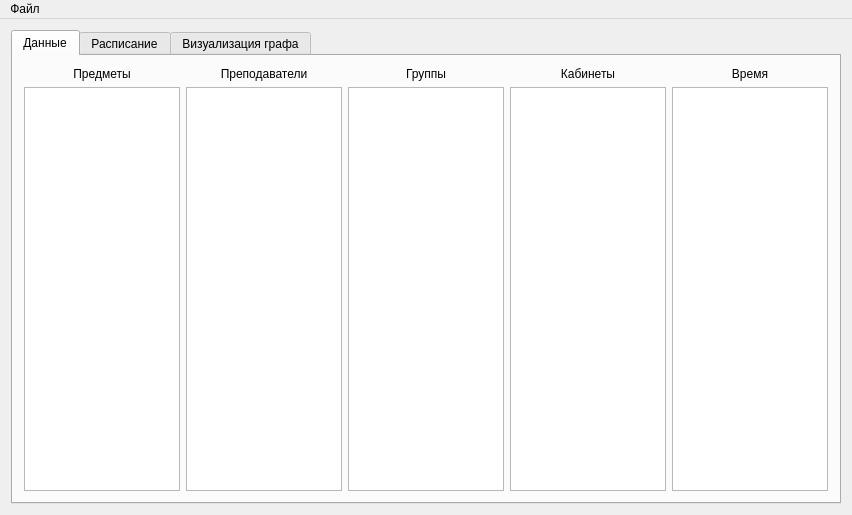
First picture: the form in gui/mainwindow.ui, repository valeriefuerte/ScheduleMultipartiteGraph, before the edit.
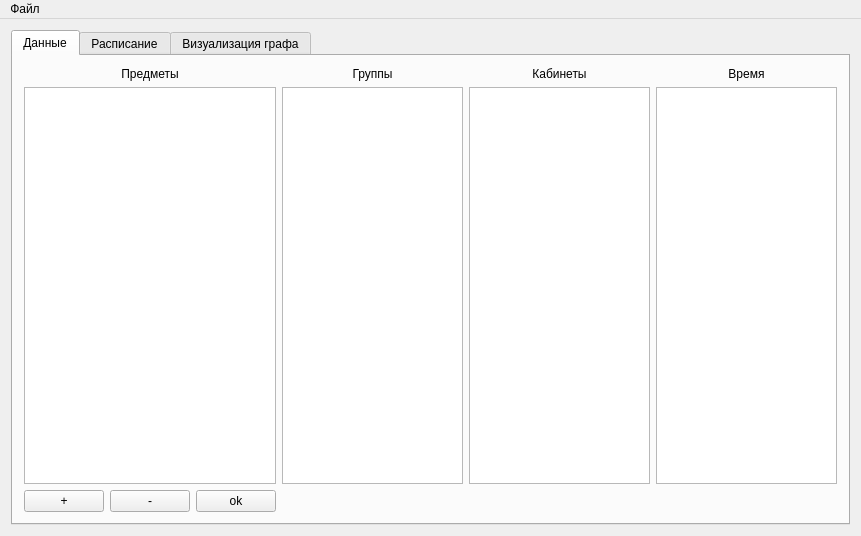
Second picture: the form after the edit.

The edit to the form file:
```diff
--- a/gui/mainwindow.ui
+++ b/gui/mainwindow.ui
@@ -6,8 +6,8 @@
    <rect>
     <x>0</x>
     <y>0</y>
-    <width>852</width>
-    <height>515</height>
+    <width>861</width>
+    <height>536</height>
    </rect>
   </property>
   <property name="windowTitle">
@@ -15,7 +15,7 @@
   </property>
   <widget class="QWidget" name="centralWidget">
    <layout class="QGridLayout" name="gridLayout">
-    <item row="1" column="0">
+    <item row="0" column="0">
      <widget class="QTabWidget" name="tabWidget">
       <property name="currentIndex">
        <number>0</number>
@@ -25,22 +25,48 @@
         <string>Данные</string>
        </attribute>
        <layout class="QGridLayout" name="gridLayout_2">
-        <item row="2" column="0">
-         <widget class="QTableView" name="subject_table"/>
+    <item row ="6" column="0">
+        <layout class="QGridLayout" name="gridLayout_subjects_btn">
+       <item row="0" column="0">
+        <widget class="QPushButton" name="addSubjectButton">
+         <property name="text">
+          <string>+</string>
+         </property>
+        </widget>
+       </item>
+        <item row="0" column="1">
+         <widget class="QPushButton" name="removeSubjectButton">
+          <property name="text">
+           <string>-</string>
+          </property>
+         </widget>
         </item>
-        <item row="2" column="2">
-         <widget class="QTableView" name="group_table"/>
+        <item row="0" column="2">
+         <widget class="QPushButton" name="confirmSubjectButton">
+          <property name="text">
+           <string>ok</string>
+          </property>
+         </widget>
         </item>
-        <item row="2" column="4">
+        </layout>
+        </item>
+        <item row="5" column="3">
          <widget class="QTableView" name="time_table"/>
         </item>
-        <item row="2" column="3">
-         <widget class="QTableView" name="cabinets_table"/>
+        <item row="3" column="1">
+         <widget class="QLabel" name="groupsLabel">
+          <property name="text">
+           <string>Группы</string>
+          </property>
+          <property name="alignment">
+           <set>Qt::AlignCenter</set>
+          </property>
+         </widget>
         </item>
-        <item row="2" column="1">
-         <widget class="QTableView" name="teacher_table"/>
+        <item row="5" column="0">
+         <widget class="QTableView" name="subject_table"/>
         </item>
-        <item row="0" column="0">
+        <item row="3" column="0">
          <widget class="QLabel" name="fieldsLabel">
           <property name="text">
            <string>Предметы</string>
@@ -50,17 +76,7 @@
           </property>
          </widget>
         </item>
-        <item row="0" column="1">
-         <widget class="QLabel" name="label">
-          <property name="text">
-           <string>Преподаватели</string>
-          </property>
-          <property name="alignment">
-           <set>Qt::AlignCenter</set>
-          </property>
-         </widget>
-        </item>
-        <item row="0" column="4">
+        <item row="3" column="3">
          <widget class="QLabel" name="timeLabel">
           <property name="text">
            <string>Время</string>
@@ -70,7 +86,7 @@
           </property>
          </widget>
         </item>
-        <item row="0" column="3">
+        <item row="3" column="2">
          <widget class="QLabel" name="cabinetsLabel">
           <property name="text">
            <string>Кабинеты</string>
@@ -80,15 +96,11 @@
           </property>
          </widget>
         </item>
-        <item row="0" column="2">
-         <widget class="QLabel" name="groupsLabel">
-          <property name="text">
-           <string>Группы</string>
-          </property>
-          <property name="alignment">
-           <set>Qt::AlignCenter</set>
-          </property>
-         </widget>
+        <item row="5" column="1">
+         <widget class="QTableView" name="group_table"/>
+        </item>
+        <item row="5" column="2">
+         <widget class="QTableView" name="cabinets_table"/>
         </item>
        </layout>
       </widget>
@@ -111,8 +123,8 @@
     <rect>
      <x>0</x>
      <y>0</y>
-     <width>852</width>
-     <height>21</height>
+     <width>861</width>
+     <height>22</height>
     </rect>
    </property>
    <widget class="QMenu" name="menu">
```
Left out of the diff: 3 changed lines with no effect on the pictures.
